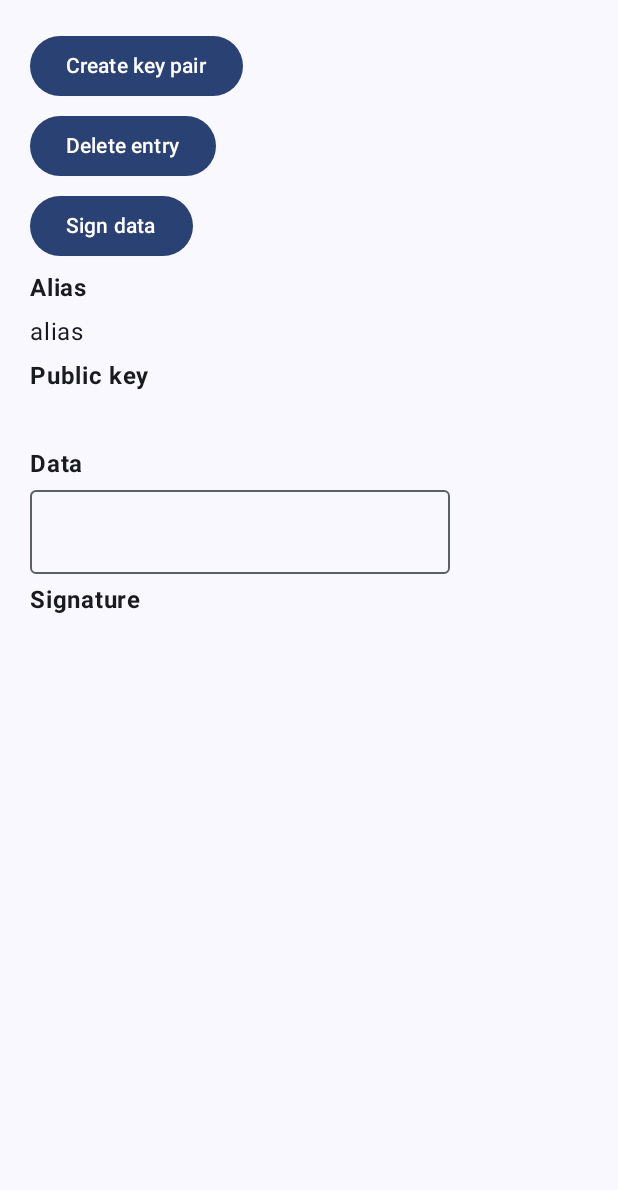
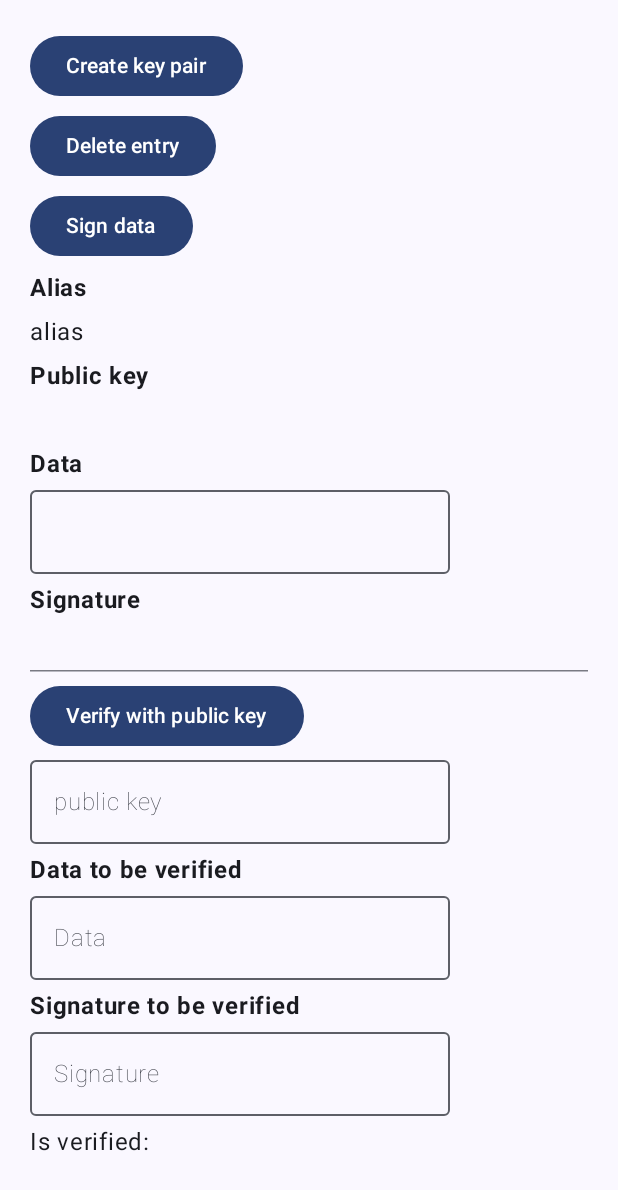
Before and after one commit to mutkuensert/AndroidSignatureExample, an Android app built with Jetpack Compose: the screen it shows after launch (MainActivity), on a phone screen of 412 x 824 dp. Shown: the top 1190 px of the screen. Run offline under Robolectric (Android 15) with nearby library versions, the light colour scheme and no system bars.

Commit message:
Fix bad base64 error Add verify

```diff
--- a/app/src/main/java/com/mutkuensert/androidkeystoreexample/MainActivity.kt
+++ b/app/src/main/java/com/mutkuensert/androidkeystoreexample/MainActivity.kt
@@ -7,10 +7,13 @@ import androidx.activity.viewModels
 import androidx.compose.foundation.layout.Arrangement
 import androidx.compose.foundation.layout.Column
 import androidx.compose.foundation.layout.fillMaxSize
+import androidx.compose.foundation.layout.imePadding
 import androidx.compose.foundation.layout.padding
 import androidx.compose.foundation.rememberScrollState
+import androidx.compose.foundation.text.selection.SelectionContainer
 import androidx.compose.foundation.verticalScroll
 import androidx.compose.material3.Button
+import androidx.compose.material3.HorizontalDivider
 import androidx.compose.material3.OutlinedTextField
 import androidx.compose.material3.Scaffold
 import androidx.compose.material3.Text
@@ -38,10 +41,14 @@ class MainActivity : FragmentActivity() {
                     MainScreen(
                         modifier = Modifier.padding(innerPadding),
                         uiModel = uiModel,
-                        onClickCreateKeyPair = viewModel::createKeyPair,
+                        onClickCreateKeyPair = { viewModel.createKeyPair(this) },
                         onClickDeleteEntry = viewModel::deleteEntry,
                         onClickSignData = { viewModel.signData(this) },
                         onDataValueChange = viewModel::changeDataValue,
+                        onExternalPublicKeyChange = viewModel::changeExternalPublicKeyValue,
+                        onSignatureToBeVerifiedChange = viewModel::changeSignatureToBeVerified,
+                        onDataToBeVerifiedChange = viewModel::changeDataToBeVerified,
+                        onVerify = viewModel::verify
                     )
 
                     LaunchedEffect(Unit) { viewModel.init() }
@@ -59,11 +66,16 @@ private fun MainScreen(
     onClickDeleteEntry: () -> Unit,
     onClickSignData: () -> Unit,
     onDataValueChange: (value: String) -> Unit,
+    onExternalPublicKeyChange: (value: String) -> Unit,
+    onDataToBeVerifiedChange: (value: String) -> Unit,
+    onSignatureToBeVerifiedChange: (value: String) -> Unit,
+    onVerify: () -> Unit
 ) {
     Column(
         modifier = modifier
             .padding(20.dp)
-            .verticalScroll(rememberScrollState()),
+            .verticalScroll(rememberScrollState())
+            .imePadding(),
         verticalArrangement = Arrangement.spacedBy(5.dp)
     ) {
         Button(onClick = onClickCreateKeyPair) {
@@ -82,12 +94,40 @@ private fun MainScreen(
         Text(text = uiModel.alias)
 
         Text(text = "Public key", fontWeight = FontWeight.Bold)
-        Text(text = uiModel.publicKey)
+        SelectionContainer { Text(text = uiModel.publicKey) }
 
         Text(text = "Data", fontWeight = FontWeight.Bold)
         OutlinedTextField(value = uiModel.data, onValueChange = onDataValueChange)
 
         Text(text = "Signature", fontWeight = FontWeight.Bold)
-        Text(text = uiModel.signature)
+        SelectionContainer { Text(text = uiModel.signature) }
+
+        HorizontalDivider()
+
+        Button(onClick = onVerify) {
+            Text(text = "Verify with public key")
+        }
+
+        OutlinedTextField(value = uiModel.externalPublicKey,
+            onValueChange = onExternalPublicKeyChange,
+            placeholder = {
+                Text(text = "public key", fontWeight = FontWeight.ExtraLight)
+            })
+
+        Text(text = "Data to be verified", fontWeight = FontWeight.Bold)
+        OutlinedTextField(value = uiModel.dataToBeVerified,
+            onValueChange = onDataToBeVerifiedChange,
+            placeholder = {
+                Text(text = "Data", fontWeight = FontWeight.ExtraLight)
+            })
+
+        Text(text = "Signature to be verified", fontWeight = FontWeight.Bold)
+        OutlinedTextField(value = uiModel.signatureToBeVerified,
+            onValueChange = onSignatureToBeVerifiedChange,
+            placeholder = {
+                Text(text = "Signature", fontWeight = FontWeight.ExtraLight)
+            })
+
+        SelectionContainer { Text(text = "Is verified: ${uiModel.isVerified}") }
     }
 }
--- a/app/src/main/java/com/mutkuensert/androidkeystoreexample/MainUiModel.kt
+++ b/app/src/main/java/com/mutkuensert/androidkeystoreexample/MainUiModel.kt
@@ -4,11 +4,24 @@ data class MainUiModel(
     val alias: String,
     val data: String,
     val signature: String,
-    val publicKey: String
+    val publicKey: String,
+    val externalPublicKey: String,
+    val dataToBeVerified: String,
+    val signatureToBeVerified: String,
+    val isVerified: String,
 ) {
     companion object {
         fun initial(): MainUiModel {
-            return MainUiModel(alias = "", data = "", signature = "", publicKey = "")
+            return MainUiModel(
+                alias = "",
+                data = "",
+                signature = "",
+                publicKey = "",
+                externalPublicKey = "",
+                dataToBeVerified = "",
+                signatureToBeVerified = "",
+                isVerified = ""
+            )
         }
     }
 }
--- a/app/src/main/java/com/mutkuensert/androidkeystoreexample/keystorehelper/Base64Utils.kt
+++ b/app/src/main/java/com/mutkuensert/androidkeystoreexample/keystorehelper/Base64Utils.kt
@@ -3,9 +3,9 @@ package com.mutkuensert.androidkeystoreexample.keystorehelper
 import android.util.Base64
 
 internal fun String.decodeBase64(): ByteArray {
-    return Base64.decode(this, Base64.DEFAULT)
+    return Base64.decode(this, Base64.NO_WRAP)
 }
 
 internal fun ByteArray.encodeBase64(): String {
-    return Base64.encodeToString(this, Base64.DEFAULT)
+    return Base64.encodeToString(this, Base64.NO_WRAP)
 }
```
Also changed, not shown: app/src/main/java/com/mutkuensert/androidkeystoreexample/MainViewModel.kt (+42 -4 lines), app/src/main/java/com/mutkuensert/androidkeystoreexample/keystorehelper/BiometricKeyPairHandler.kt (+9 -1 lines), app/src/main/java/com/mutkuensert/androidkeystoreexample/keystorehelper/KeyStoreHelper.kt (+43 -35 lines).
